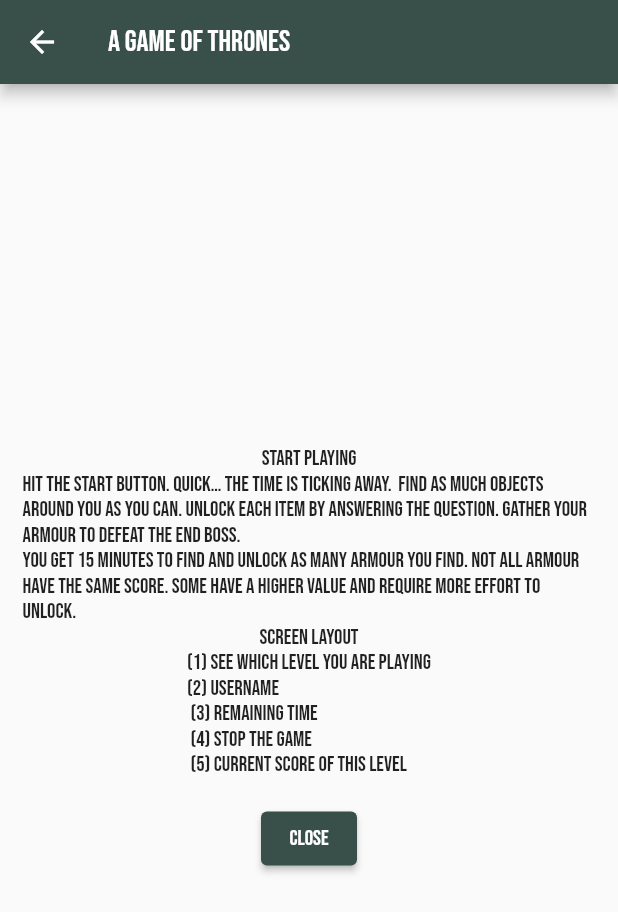
After one commit to KevinVandeputte-TM/flutter_wikitude_project, a Flutter app: the FullScreenDialog screen opened directly, on a phone screen of 412 x 824 dp. The commit adds this screen. Shown: the top 912 px of the screen. Run offline on Flutter 3.47's test engine with Material 2 defaults, Android fonts, the phone set to English and light mode, and no system bars; our stand-ins replace google_fonts.

Commit message:
widget for pop up page - commented theme_const.dart since we dont use it.

```diff
--- a/lib/pages/home.dart
+++ b/lib/pages/home.dart
@@ -1,16 +1,15 @@
 import 'package:flutter/material.dart';
 import 'package:got_app/pages/highscores.dart';
-import 'package:got_app/theme/theme_const.dart';
+import 'package:got_app/widgets/fullscreendialog.dart';
 
 class HomePage extends StatefulWidget {
   const HomePage({Key? key}) : super(key: key);
 
   @override
   State<StatefulWidget> createState() => _HomePageState();
-
 }
 
-class _HomePageState extends State<HomePage>{
+class _HomePageState extends State<HomePage> {
   int _currentIndex = 0;
   final pages = const [
     HomePage(),
@@ -25,8 +24,7 @@
         title: const Text("A game of thrones"),
       ),
       body: Center(
-        child:
-        ElevatedButton(
+        child: ElevatedButton(
             child: Row(
               mainAxisAlignment: MainAxisAlignment.center,
               mainAxisSize: MainAxisSize.min,
@@ -35,18 +33,34 @@
                 SizedBox(
                   width: 3,
                 ),
-              Text("Play game")
+                Text("rules with dialog")
               ],
             ),
-          onPressed: (){
+            onPressed: () {
+              //////////////------------------START: code for pop up screen rules
+              showGeneralDialog(
+                context: context,
+                pageBuilder: (bc, ania, anis) {
+                  return FullScreenDialog(
+                    h1: "Start playing",
+                    p1: 'Hit the start button. Quick… the time is ticking away.  Find as much objects around you as you can. Unlock each item by answering the question. Gather your armour to defeat the end boss.                      ',
+                    p2: 'You get 15 minutes to find and unlock as many armour you find. Not all armour have the same score. Some have a higher value and require more effort to unlock. ',
+                    h2: "Screen layout",
+                    p3: '(1)	See which level you are playing\n(2)	Username \n (3)	Remaining time  \n (4)	Stop the game \n (5)	Current score of this level \n',
+                  );
                 },
+              );
+            }
+            //////////////------------------END: code for pop up screen rules
+
             ),
       ),
       bottomNavigationBar: BottomNavigationBar(
         currentIndex: _currentIndex,
         onTap: (index) => {
           _currentIndex = index,
-          Navigator.push(context, MaterialPageRoute(builder: (context) => pages[_currentIndex]))
+          Navigator.push(context,
+              MaterialPageRoute(builder: (context) => pages[_currentIndex]))
         },
         items: const [
           BottomNavigationBarItem(
@@ -54,12 +68,9 @@
             label: "Home",
           ),
           BottomNavigationBarItem(
-            icon: Icon(Icons.scoreboard),
-            label: "Highscores"
-          ),
+              icon: Icon(Icons.scoreboard), label: "Highscores"),
         ],
       ),
     );
   }
-
 }
--- /dev/null
+++ b/lib/widgets/fullscreendialog.dart
@@ -0,0 +1,54 @@
+import 'package:flutter/cupertino.dart';
+import 'package:flutter/material.dart';
+
+class FullScreenDialog extends StatelessWidget {
+  final String h1, h2;
+  final String p1, p2, p3;
+
+//optional parameters
+  const FullScreenDialog(
+      {super.key,
+      this.h1 = "",
+      this.p1 = "",
+      this.h2 = "",
+      this.p2 = "",
+      this.p3 = ""});
+
+  @override
+  Widget build(BuildContext context) {
+    return Scaffold(
+      appBar: AppBar(
+        title: const Text("A game of thrones"),
+      ),
+      body: Center(
+        child: SizedBox.expand(
+          child: Container(
+            //color:,
+            child: Padding(
+              padding: const EdgeInsets.all(15),
+              child: Column(
+                mainAxisAlignment: MainAxisAlignment.center,
+                children: [
+                  //////////////------------------ADD STYLING
+                  Text(h1),
+                  Text(p1),
+                  Text(p2),
+                  Text(h2),
+                  Text(p3),
+
+                  //////////////------------------TO BE REPLACED BY WIDGET KEVIN
+                  ElevatedButton(
+                      onPressed: () {
+                        Navigator.of(context).pop();
+                      },
+                      child: Text("Close"))
+                  //////////////------------------END:
+                ],
+              ),
+            ),
+          ),
+        ),
+      ),
+    );
+  }
+}
--- a/pubspec.yaml
+++ b/pubspec.yaml
@@ -32,6 +32,7 @@
   flutter:
     sdk: flutter
   http: ^0.13.3
+
 
 
   # The following adds the Cupertino Icons font to your application.
```
Also changed, not shown: lib/theme/theme_const.dart (+20 -20 lines), lib/widgets/ruleswidget.dart (added). Lines whose indentation alone changed are shown as unchanged.
